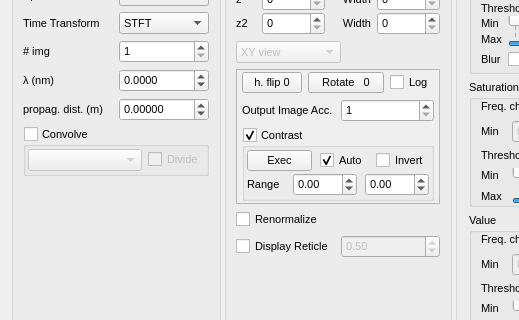
DigitalHolography/Holovibes, file Holovibes/mainwindow.ui: the form before one commit; both pictures show x 0 to 519 and y 198 to 518 of the 1210 by 796 pixel window.
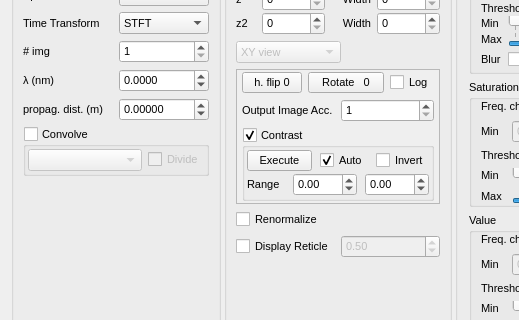
The form after the commit. Custom widgets are drawn as their Qt base class.

Patch:
```diff
--- a/Holovibes/mainwindow.ui
+++ b/Holovibes/mainwindow.ui
@@ -898,7 +898,7 @@
                     </sizepolicy>
                    </property>
                    <property name="text">
-                    <string>Exec</string>
+                    <string>Execute</string>
                    </property>
                    <property name="flat">
                     <bool>false</bool>
```
